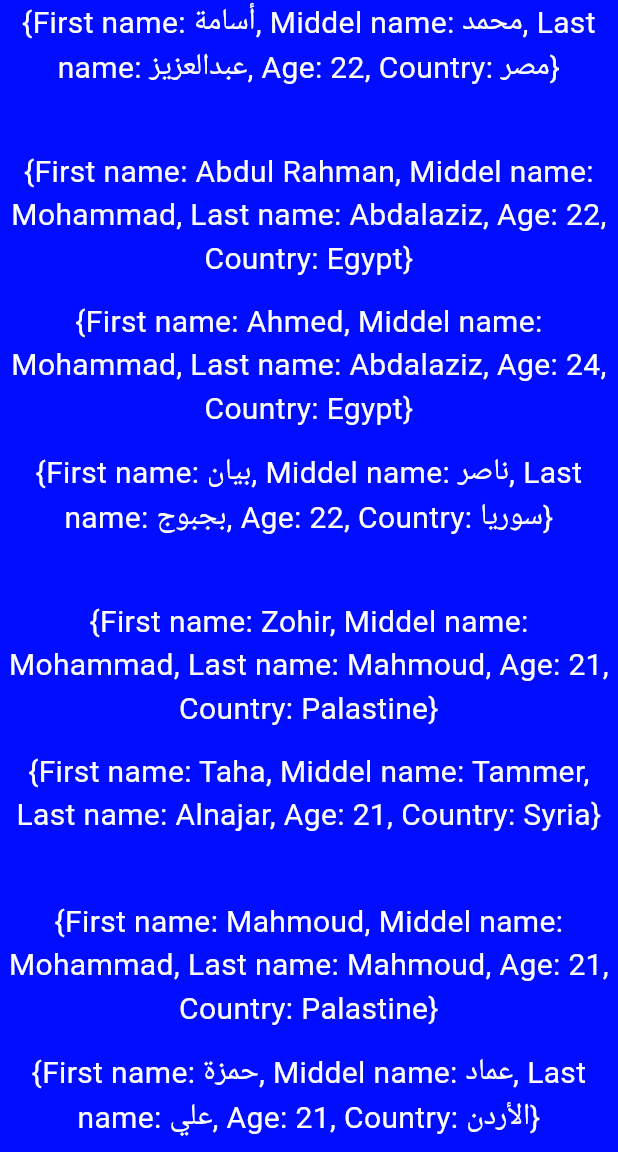
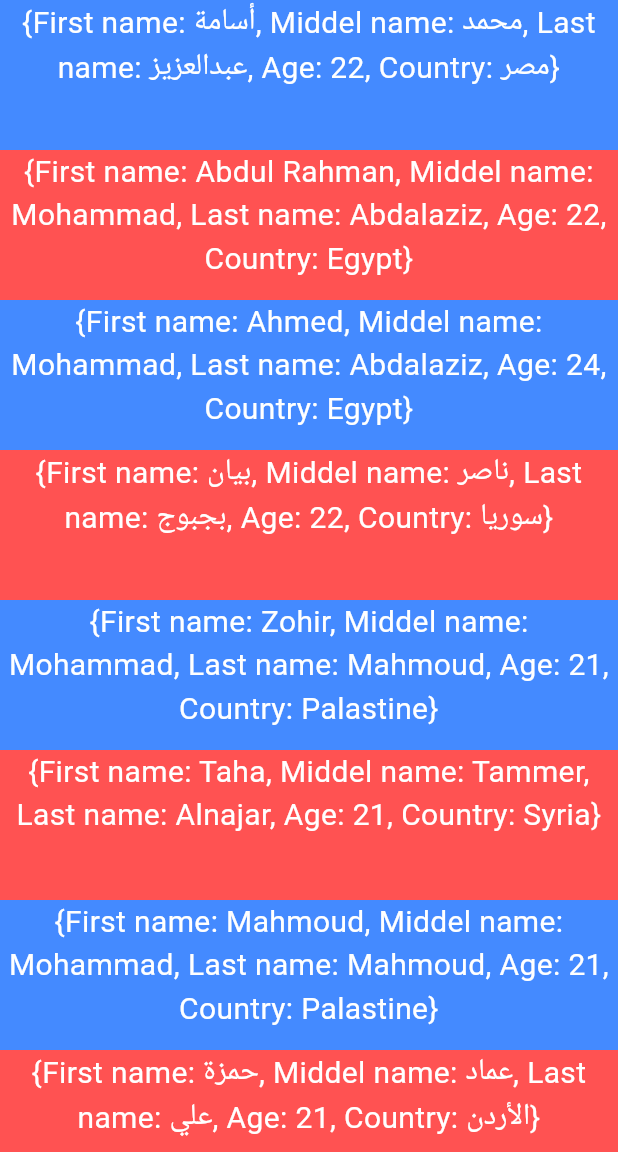
Before and after one commit to OsamaMohammadAbdalaziz/fluttercourse, a Flutter app: the screen it shows after launch, on a phone screen of 412 x 824 dp, the part 84-1236 px from its top. Run offline on Flutter 3.47's test engine with Material 3 defaults, Android fonts, the phone set to English and light mode, and no system bars.

Commit message:
We can create Same conditions by using methods in ListView

```diff
--- a/lib/main.dart
+++ b/lib/main.dart
@@ -92,7 +92,7 @@ class MyApp extends StatelessWidget {
               itemBuilder: (context, i) {
                 return Container(
                   height: 100,
-                  color: const Color.fromARGB(255, 0, 13, 255),
+                  color: i.isOdd ? Colors.redAccent : Colors.blueAccent,
                   child: Text(
                     '${empolyee[i]}',
                     textAlign: TextAlign.center,
```
